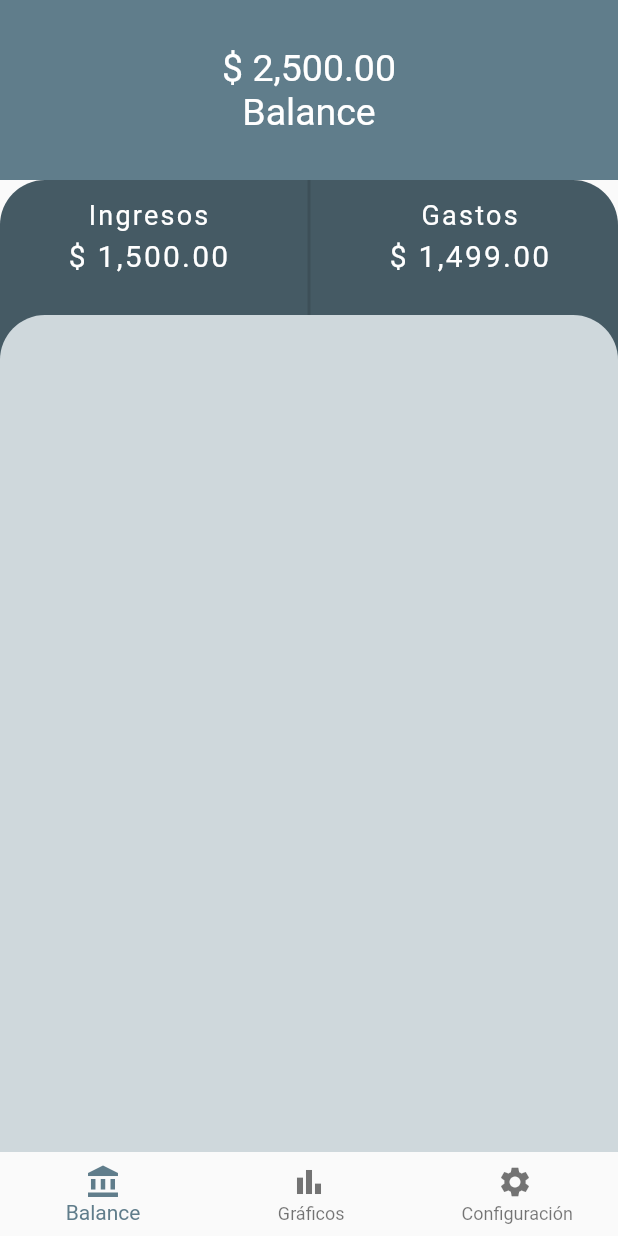
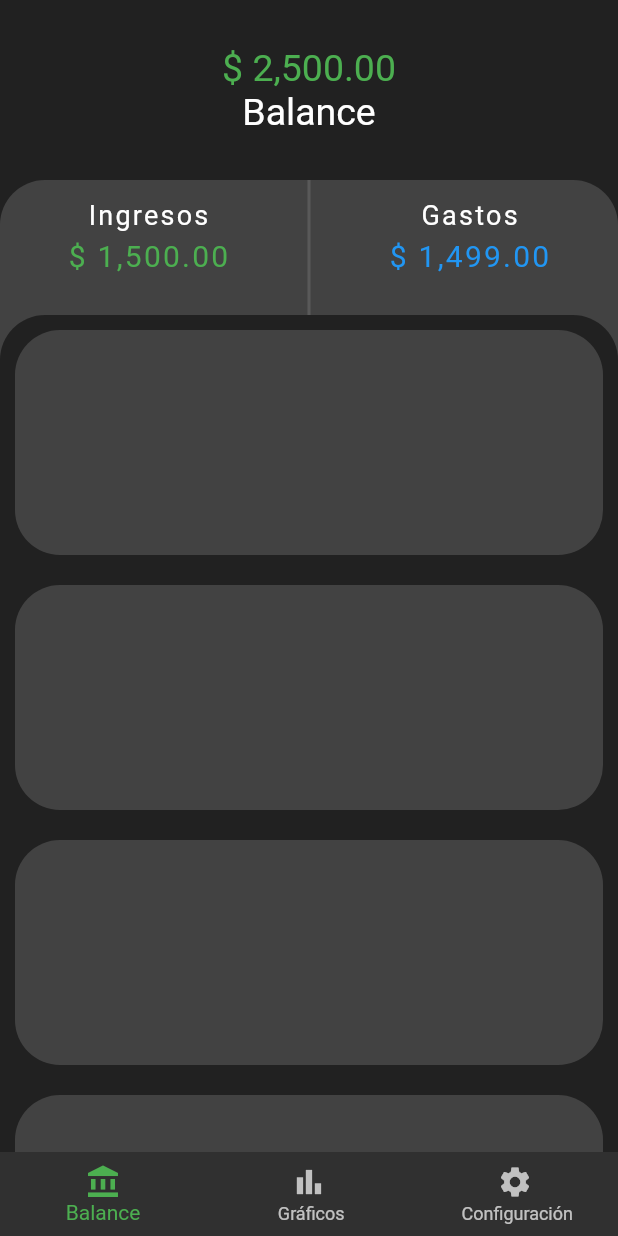
Before and after one commit to TonyVazz/balance_moviles, a Flutter app: the screen it shows after launch, on a phone screen of 412 x 824 dp. Run offline on Flutter 3.47's test engine with Material 2 defaults, Android fonts, the phone set to English and light mode, and no system bars.

Commit message:
segundo avance de practica

```diff
--- a/lib/main.dart
+++ b/lib/main.dart
@@ -1,9 +1,17 @@
+import 'package:balance/provider/ui_provider.dart';
 import 'package:flutter/material.dart';
-
+import 'package:provider/provider.dart';
 import 'pages/home_page.dart';
 
 void main() {
-  runApp(const MyApp());
+  runApp(
+    MultiProvider(
+      providers: [
+        ChangeNotifierProvider(create: (_) => UIProvider())
+      ],
+      child: const MyApp()
+    )
+    );
 }
 
 class MyApp extends StatelessWidget {
@@ -15,8 +23,18 @@ class MyApp extends StatelessWidget {
     return MaterialApp(
       debugShowCheckedModeBanner: false,
       title: 'Flutter Demo',
-      theme: ThemeData(
-        primarySwatch: Colors.blueGrey,
+      theme: ThemeData.dark().copyWith(
+        appBarTheme: AppBarTheme(
+          backgroundColor: Colors.grey[900]
+
+          ),
+          bottomNavigationBarTheme: const BottomNavigationBarThemeData(
+            selectedItemColor: Colors.green,
+            // unselectedItemColor: Colors.red,
+          ),
+          scaffoldBackgroundColor: Colors.grey[900],
+          primaryColorDark: Colors.grey[800],
+
       ),
       initialRoute: "home",
       routes: {
--- a/lib/pages/balance_page.dart
+++ b/lib/pages/balance_page.dart
@@ -1,6 +1,7 @@
 import 'dart:math';
 
 import 'package:balance/widgets/balance_page_wt/back_sheet.dart';
+import 'package:balance/widgets/balance_page_wt/front_sheet.dart';
 import 'package:flutter/material.dart';
 
 class BalancePage extends StatefulWidget {
@@ -52,7 +53,7 @@ class _BalancePageState extends State<BalancePage> {
                   children: const [
                     Text(
                       '\$ 2,500.00',
-                      style: TextStyle(fontSize: 25, color: Colors.white),
+                      style: TextStyle(fontSize: 25, color: Colors.green),
                     ),
                     Text('Balance',
                         style: TextStyle(fontSize: 25, color: Colors.white))
@@ -63,29 +64,10 @@ class _BalancePageState extends State<BalancePage> {
             delegate: SliverChildListDelegate([
               Stack(
                 children: [
-                  Container(
-                    height: 250,
-                    decoration: BoxDecoration(
-                      color: Theme.of(context).primaryColorDark,
-                      borderRadius: const BorderRadius.only(
-                        topLeft: Radius.circular(30),
-                        topRight: Radius.circular(30),
-                      ),
-                    ),
-                    child: const BackSheet(),
-                  ),
+                  const BackSheet(),
                   Padding(
                     padding: EdgeInsets.only(top: _max),
-                    child: Container(
-                      height: 800,
-                      decoration: BoxDecoration(
-                        color: Theme.of(context).primaryColorLight,
-                        borderRadius: const BorderRadius.only(
-                          topLeft: Radius.circular(30),
-                          topRight: Radius.circular(30),
-                        ),
-                      ),
-                    ),
+                    child:  FrontSheet()
                   )
                 ],
               )
--- a/lib/pages/home_page.dart
+++ b/lib/pages/home_page.dart
@@ -3,13 +3,18 @@ import 'package:balance/pages/configuracion_page.dart';
 import 'package:balance/pages/graficos_page.dart';
 import 'package:balance/widgets/home_page_wt/CustomNavigatorBar.dart';
 import 'package:flutter/material.dart';
+import 'package:provider/provider.dart';
+
+import '../provider/ui_provider.dart';
 
 class HomePage extends StatelessWidget {
   const HomePage({super.key});
 
+
   @override
   Widget build(BuildContext context) {
-    return const Scaffold(
+
+    return  Scaffold(
       bottomNavigationBar: CustomNavigatorBar(),
       body: _HomePage(),
     );
@@ -21,8 +26,10 @@ class _HomePage extends StatelessWidget {
 
   @override
   Widget build(BuildContext context) {
-    const indiceActual = 0;
-    switch (indiceActual) {
+     final uiProvider = Provider.of<UIProvider>(context);
+     final currenIndex = uiProvider.bnbIndex;
+
+    switch (currenIndex) {
       case 0:
         return const BalancePage();
       case 1:
--- /dev/null
+++ b/lib/provider/ui_provider.dart
@@ -0,0 +1,12 @@
+import 'package:flutter/material.dart';
+
+class UIProvider extends ChangeNotifier{
+  int _bnbIndex = 0;
+
+  int get bnbIndex => _bnbIndex;
+
+  set bnbIndex(int i){
+    _bnbIndex = i;
+    notifyListeners();
+  }
+}
--- /dev/null
+++ b/lib/utils/constants.dart
@@ -0,0 +1,13 @@
+import 'package:flutter/cupertino.dart';
+
+class Constants{
+  static sheetBoxDecoration(Color color){
+    return BoxDecoration(
+      color: color,
+      borderRadius: const BorderRadius.only(
+        topLeft: Radius.circular(30),
+        topRight: Radius.circular(30)
+        )
+    );
+  }
+}
--- a/lib/widgets/balance_page_wt/back_sheet.dart
+++ b/lib/widgets/balance_page_wt/back_sheet.dart
@@ -1,3 +1,4 @@
+import 'package:balance/utils/constants.dart';
 import 'package:flutter/material.dart';
 
 class BackSheet extends StatelessWidget {
@@ -5,40 +6,46 @@ class BackSheet extends StatelessWidget {
 
   @override
   Widget build(BuildContext context) {
-    _cabeceras(String nombre, String cantidad) {
+    _cabeceras(String nombre, String cantidad, Color color) {
       return Column(
         children: [
           Padding(
             padding: const EdgeInsets.only(top: 13, bottom: 5),
             child: Text(
               nombre,
-              style: TextStyle(
+              style: const  TextStyle(
                 fontSize: 18,
                 letterSpacing: 1.5,
-                color: Theme.of(context).cardColor,
+
               ),
             ),
           ),
           Text(
             cantidad,
-            style: TextStyle(
+            style:  TextStyle(
                 fontSize: 20,
                 letterSpacing: 1.5,
-                color: Theme.of(context).cardColor),
+                color: color),
           )
         ],
       );
     }
 
-    return Row(
+    return Container(
+      height: 250,
+            decoration: Constants.sheetBoxDecoration(
+              Theme.of(context).primaryColorDark
+            ),
+      child: Row(
         mainAxisAlignment: MainAxisAlignment.spaceEvenly,
         children: [
-        _cabeceras('Ingresos', '\$ 1,500.00'),
+          _cabeceras('Ingresos', '\$ 1,500.00', Colors.green),
           const VerticalDivider(
             thickness: 2,
           ),
-        _cabeceras('Gastos', '\$ 1,499.00'),
+          _cabeceras('Gastos', '\$ 1,499.00', Colors.blue),
         ],
+      ),
     );
   }
 }
--- /dev/null
+++ b/lib/widgets/balance_page_wt/front_sheet.dart
@@ -0,0 +1,33 @@
+import 'package:balance/utils/constants.dart';
+import 'package:flutter/material.dart';
+
+class FrontSheet extends StatelessWidget {
+   FrontSheet({super.key});
+
+
+  @override
+  Widget build(BuildContext context) {
+    final _list = List.generate(10, (index) => Padding(padding:
+  const EdgeInsets.all(10),
+  child: Container(
+    height: 150,
+    decoration: BoxDecoration(
+      color: Theme.of(context).primaryColorDark,
+      borderRadius: BorderRadius.circular(30),
+
+    ),
+  )
+
+  ));
+
+    return Container(
+                      height: 800,
+                      decoration: Constants.sheetBoxDecoration(Theme.of(context).scaffoldBackgroundColor),
+                      child:  ListView(
+                        shrinkWrap: true,
+                        physics: NeverScrollableScrollPhysics(),
+                        children: _list,
+                      ),
+                    );
+  }
+}
--- a/lib/widgets/home_page_wt/CustomNavigatorBar.dart
+++ b/lib/widgets/home_page_wt/CustomNavigatorBar.dart
@@ -1,16 +1,34 @@
+import 'package:balance/provider/ui_provider.dart';
 import 'package:flutter/material.dart';
+import 'package:provider/provider.dart';
+
 
 class CustomNavigatorBar extends StatelessWidget {
   const CustomNavigatorBar({super.key});
 
+
+
   @override
   Widget build(BuildContext context) {
-    return BottomNavigationBar(elevation: 0, items: [
+    final uiProvider = Provider.of<UIProvider>(context);
+
+
+
+    return BottomNavigationBar(
+      onTap: (int i) => uiProvider.bnbIndex = i,
+      currentIndex: uiProvider.bnbIndex,
+      elevation: 0,
+
+      items: const [
       BottomNavigationBarItem(
-          label: 'Balance', icon: Icon(Icons.account_balance)),
-      BottomNavigationBarItem(label: ' Gráficos', icon: Icon(Icons.bar_chart)),
+          label: 'Balance',
+          icon: Icon(Icons.account_balance)),
       BottomNavigationBarItem(
-          label: ' Configuración', icon: Icon(Icons.settings)),
+        label: ' Gráficos',
+        icon: Icon(Icons.bar_chart)),
+      BottomNavigationBarItem(
+          label: ' Configuración',
+          icon: Icon(Icons.settings)),
     ]);
   }
 }
--- a/pubspec.yaml
+++ b/pubspec.yaml
@@ -35,6 +35,7 @@ dependencies:
   # The following adds the Cupertino Icons font to your application.
   # Use with the CupertinoIcons class for iOS style icons.
   cupertino_icons: ^1.0.2
+  provider: ^6.0.5
 
 dev_dependencies:
   flutter_test:
```
Also changed, not shown: pubspec.lock. Lines whose indentation alone changed are shown as unchanged.
